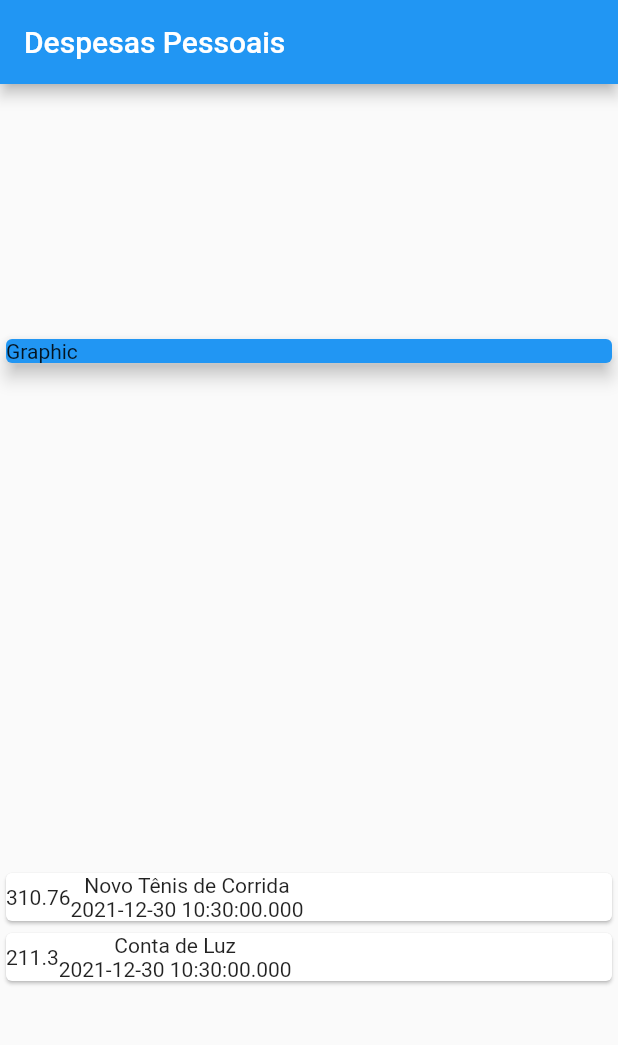
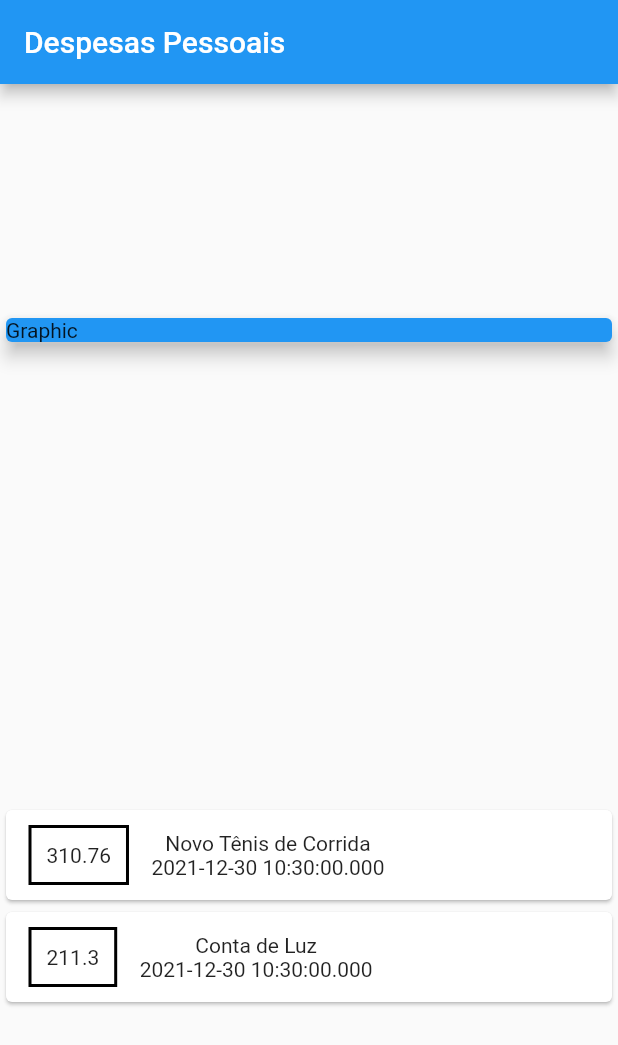
Before and after one commit to felixvicent/gestapp, a Flutter app: the screen it shows after launch, on a phone screen of 412 x 824 dp. Shown: the top 1045 px of the screen. Run offline on Flutter 3.47's test engine with Material 2 defaults, Android fonts, the phone set to English and light mode, and no system bars.

Commit message:
Style value container

```diff
--- a/lib/main.dart
+++ b/lib/main.dart
@@ -57,6 +57,14 @@ class HomePage extends StatelessWidget {
                     child: Row(
                       children: [
                         Container(
+                          margin: EdgeInsets.symmetric(
+                            horizontal: 15,
+                            vertical: 10,
+                          ),
+                          decoration: BoxDecoration(
+                            border: Border.all(color: Colors.black, width: 2),
+                          ),
+                          padding: EdgeInsets.all(10),
                           child: Text(
                             transaction.value.toString(),
                           ),
```
